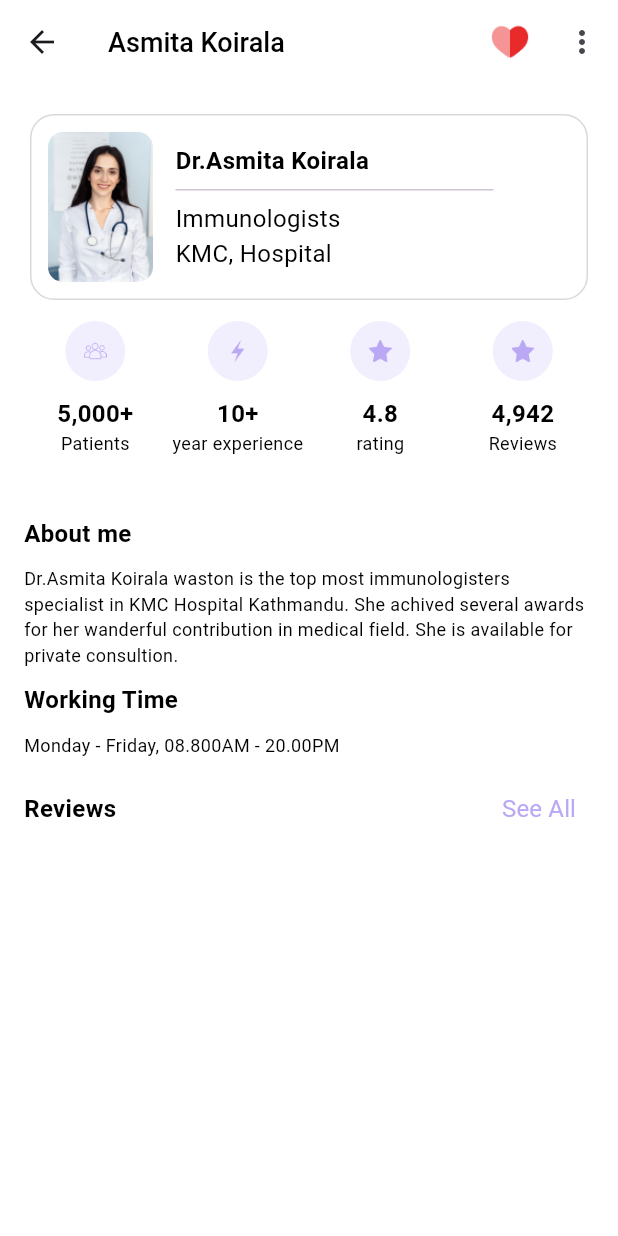
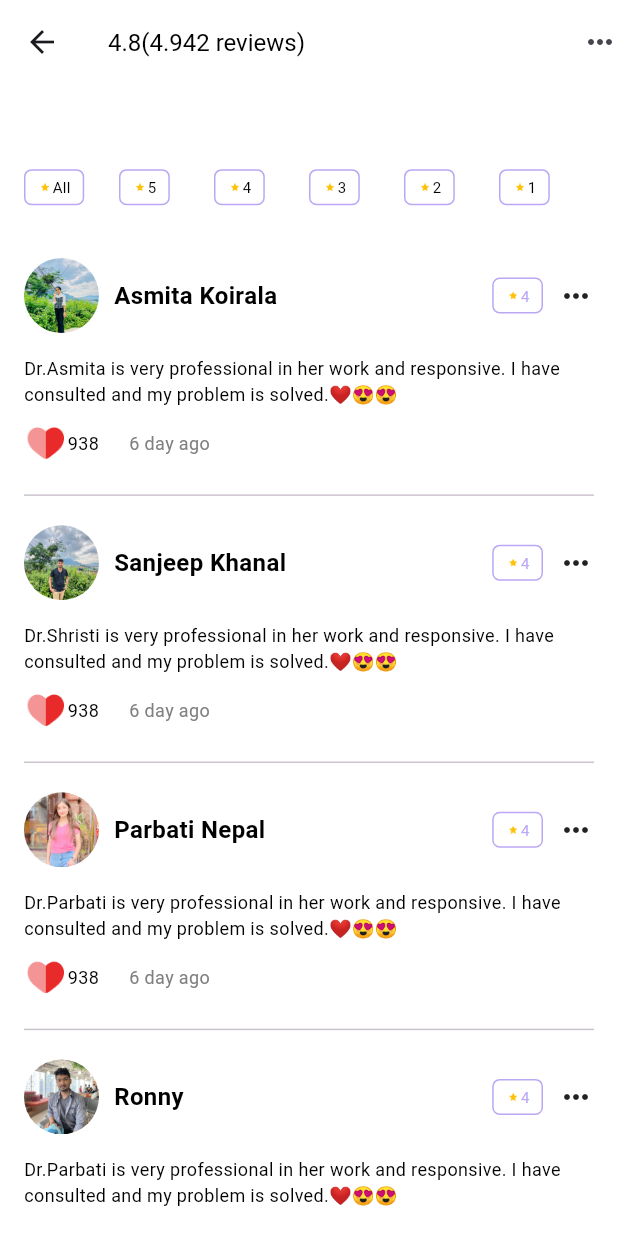
Before and after one commit to coderasmita/doctor_appointment, a Flutter app: the DoctorDetailsScreen screen opened directly, after a tap on "See All", on a phone screen of 412 x 824 dp. Run offline on Flutter 3.47's test engine with Material 3 defaults, Android fonts, the phone set to English and light mode, and no system bars; our stand-ins replace get, velocity_x.

Commit message:
review screen

```diff
--- a/lib/const/app_assets.dart
+++ b/lib/const/app_assets.dart
@@ -8,6 +8,14 @@ class AppAssets {
   /// Assets for imagesApple
   /// assets/images/apple.png
   static const String imagesApple = "assets/images/apple.png";
+
+  /// Assets for imagesAsmi
+  /// assets/images/asmi.jpg
+  static const String imagesAsmi = "assets/images/asmi.jpg";
+
+  /// Assets for imagesAsmu
+  /// assets/images/asmu.jpg
+  static const String imagesAsmu = "assets/images/asmu.jpg";
 
   /// Assets for imagesCancel
   /// assets/images/cancel.png
@@ -117,6 +125,10 @@ class AppAssets {
   /// assets/images/notification.png
   static const String imagesNotification = "assets/images/notification.png";
 
+  /// Assets for imagesParu
+  /// assets/images/paru.jpg
+  static const String imagesParu = "assets/images/paru.jpg";
+
   /// Assets for imagesPayment
   /// assets/images/payment.png
   static const String imagesPayment = "assets/images/payment.png";
@@ -133,9 +145,25 @@ class AppAssets {
   /// assets/images/person.png
   static const String imagesPerson = "assets/images/person.png";
 
+  /// Assets for imagesRonny
+  /// assets/images/ronny.jpg
+  static const String imagesRonny = "assets/images/ronny.jpg";
+
+  /// Assets for imagesSamuna
+  /// assets/images/samuna.jpg
+  static const String imagesSamuna = "assets/images/samuna.jpg";
+
+  /// Assets for imagesSanjeep
+  /// assets/images/sanjeep.jpg
+  static const String imagesSanjeep = "assets/images/sanjeep.jpg";
+
   /// Assets for imagesSecurity
   /// assets/images/security.png
   static const String imagesSecurity = "assets/images/security.png";
+
+  /// Assets for imagesShristi
+  /// assets/images/shristi.jpg
+  static const String imagesShristi = "assets/images/shristi.jpg";
 
   /// Assets for imagesStar
   /// assets/images/star.png
--- /dev/null
+++ b/lib/models/appointment_model/reviews_screen_model.dart
@@ -0,0 +1,104 @@
+import 'package:doctors_appointment/const/app_assets.dart';
+import 'package:flutter/material.dart';
+
+class ReviewsScreenModel {
+  final String doctorName;
+  final String image;
+  final String rating;
+  final String message;
+  final String likes;
+  final String dayAgo;
+  final IconData? icon;
+  final IconData? favorite;
+
+  ReviewsScreenModel({
+    required this.doctorName,
+    required this.image,
+    required this.rating,
+    required this.likes,
+    required this.message,
+    required this.dayAgo,
+    this.favorite,
+    this.icon,
+  });
+
+  static List<ReviewsScreenModel> reviewsList = [
+    ReviewsScreenModel(
+      doctorName: "Asmita Koirala",
+      image: AppAssets.imagesAsmu,
+      rating: "4",
+      likes: "938",
+      icon: Icons.more_horiz,
+      favorite: Icons.favorite,
+      message:
+          "Dr.Asmita is very professional in her work and responsive. I have consulted and my problem is solved.❤️😍😍",
+      dayAgo: "6 day ago",
+    ),
+    ReviewsScreenModel(
+      doctorName: "Sanjeep Khanal",
+      image: AppAssets.imagesSanjeep,
+      rating: "4",
+      likes: "938",
+      message:
+          "Dr.Shristi is very professional in her work and responsive. I have consulted and my problem is solved.❤️😍😍",
+      dayAgo: "6 day ago",
+      icon: Icons.more_horiz,
+      favorite: Icons.favorite,
+    ),
+    ReviewsScreenModel(
+      doctorName: "Parbati Nepal",
+      image: AppAssets.imagesParu,
+      rating: "4",
+      likes: "938",
+      message:
+          "Dr.Parbati is very professional in her work and responsive. I have consulted and my problem is solved.❤️😍😍",
+      dayAgo: "6 day ago",
+      icon: Icons.more_horiz,
+      favorite: Icons.favorite,
+    ),
+    ReviewsScreenModel(
+      doctorName: "Ronny",
+      image: AppAssets.imagesRonny,
+      rating: "4",
+      likes: "938",
+      message:
+          "Dr.Parbati is very professional in her work and responsive. I have consulted and my problem is solved.❤️😍😍",
+      dayAgo: "6 day ago",
+      icon: Icons.more_horiz,
+      favorite: Icons.favorite,
+    ),
+    ReviewsScreenModel(
+      doctorName: "Shristi Pokharel",
+      image: AppAssets.imagesUser,
+      rating: "4",
+      likes: "938",
+      message:
+          "Dr.Parbati is very professional in her work and responsive. I have consulted and my problem is solved.❤️😍😍",
+      dayAgo: "6 day ago",
+      icon: Icons.more_horiz,
+      favorite: Icons.favorite,
+    ),
+    ReviewsScreenModel(
+      doctorName: "Samuna Tamang",
+      image: AppAssets.imagesSamuna,
+      rating: "4",
+      likes: "938",
+      message:
+          "Dr.Parbati is very professional in her work and responsive. I have consulted and my problem is solved.❤️😍😍",
+      dayAgo: "6 day ago",
+      icon: Icons.more_horiz,
+      favorite: Icons.favorite,
+    ),
+    ReviewsScreenModel(
+      doctorName: "Rinu Kc",
+      image: AppAssets.imagesAsmi,
+      rating: "4",
+      likes: "938",
+      message:
+          "Dr.Parbati is very professional in her work and responsive. I have consulted and my problem is solved.❤️😍😍",
+      dayAgo: "6 day ago",
+      icon: Icons.more_horiz,
+      favorite: Icons.favorite,
+    ),
+  ];
+}
--- /dev/null
+++ b/lib/models/doctors/reviews_model.dart
@@ -0,0 +1,35 @@
+import 'package:flutter/material.dart';
+
+class ReviewsModel {
+  final IconData? icon;
+  final String text;
+
+  ReviewsModel({required this.icon, required this.text});
+
+  static List<ReviewsModel> reviewsList = [
+    ReviewsModel(
+      icon: Icons.star,
+      text: "All",
+    ),
+    ReviewsModel(
+      icon: Icons.star,
+      text: "5",
+    ),
+    ReviewsModel(
+      icon: Icons.star,
+      text: "4",
+    ),
+    ReviewsModel(
+      icon: Icons.star,
+      text: "3",
+    ),
+    ReviewsModel(
+      icon: Icons.star,
+      text: "2",
+    ),
+    ReviewsModel(
+      icon: Icons.star,
+      text: "1",
+    ),
+  ];
+}
--- a/lib/screens/doctors/doctor_details_screen.dart
+++ b/lib/screens/doctors/doctor_details_screen.dart
@@ -1,6 +1,10 @@
+import 'package:doctors_appointment/components/primary_button.dart';
 import 'package:doctors_appointment/const/app_assets.dart';
+import 'package:doctors_appointment/models/appointment_model/reviews_screen_model.dart';
 import 'package:doctors_appointment/models/doctors/doctor_deails_model.dart';
+import 'package:doctors_appointment/screens/doctors/doctor_reviews_screen.dart';
 import 'package:flutter/material.dart';
+import 'package:get/get.dart';
 
 import '../../const/app_colors.dart';
 import '../../const/app_text.dart';
@@ -34,10 +38,8 @@ class DoctorDetailsScreen extends StatelessWidget {
           ),
         ],
       ),
-      body: Padding(
+      body: ListView(
         padding: const EdgeInsets.all(16),
-        child: Column(
-          crossAxisAlignment: CrossAxisAlignment.start,
         children: [
           Card(
             elevation: 0,
@@ -103,6 +105,7 @@ class DoctorDetailsScreen extends StatelessWidget {
             height: 120,
             child: GridView.builder(
               shrinkWrap: true,
+              physics: const NeverScrollableScrollPhysics(),
               itemCount: DoctorDeailsModel.doctorDeailsList.length,
               gridDelegate: const SliverGridDelegateWithFixedCrossAxisCount(
                   crossAxisCount: 4, childAspectRatio: 0.6),
@@ -110,8 +113,7 @@ class DoctorDetailsScreen extends StatelessWidget {
                 return Column(
                   children: [
                     CircleAvatar(
-                        backgroundColor:
-                            AppColors.primaryColor.withOpacity(0.2),
+                      backgroundColor: AppColors.primaryColor.withOpacity(0.2),
                       radius: 20,
                       child: Image.asset(
                         color: AppColors.primaryColor,
@@ -185,7 +187,9 @@ class DoctorDetailsScreen extends StatelessWidget {
                 size: 16,
               ),
               TextButton(
-                  onPressed: () {},
+                onPressed: () {
+                  Get.to(const DoctorReviewsScreen());
+                },
                 child: const AppText(
                   text: "See All",
                   color: AppColors.primaryColor,
@@ -196,8 +200,103 @@ class DoctorDetailsScreen extends StatelessWidget {
           const SizedBox(
             height: 10,
           ),
+          ListView.separated(
+            shrinkWrap: true,
+            physics: const NeverScrollableScrollPhysics(),
+            separatorBuilder: (context, index) => const Divider(
+              height: 40,
+            ),
+            itemCount: ReviewsScreenModel.reviewsList.length,
+            itemBuilder: (context, index) {
+              return Column(
+                children: [
+                  Row(
+                    mainAxisAlignment: MainAxisAlignment.spaceBetween,
+                    children: [
+                      ClipRRect(
+                        borderRadius: BorderRadius.circular(50),
+                        child: Image.asset(
+                            fit: BoxFit.cover,
+                            height: 50,
+                            width: 50,
+                            ReviewsScreenModel.reviewsList[index].image),
+                      ),
+                      const SizedBox(
+                        width: 10,
+                      ),
+                      AppText(
+                        text: ReviewsScreenModel.reviewsList[index].doctorName,
+                        weight: FontWeight.bold,
+                      ),
+                      const Spacer(),
+                      Container(
+                        padding: const EdgeInsets.symmetric(
+                            horizontal: 8, vertical: 4),
+                        decoration: BoxDecoration(
+                          border: Border.all(
+                            color: AppColors.primaryColor,
+                          ),
+                          borderRadius: BorderRadius.circular(5),
+                        ),
+                        child: Row(
+                          children: [
+                            Image.asset(
+                                height: 5, width: 10, AppAssets.imagesStar),
+                            AppText(
+                              text:
+                                  ReviewsScreenModel.reviewsList[index].rating,
+                              color: AppColors.primaryColor,
+                              size: 10,
+                            ),
                           ],
                         ),
+                      ),
+                      const SizedBox(
+                        width: 10,
+                      ),
+                      Icon(ReviewsScreenModel.reviewsList[index].icon),
+                    ],
+                  ),
+                  const SizedBox(
+                    height: 15,
+                  ),
+                  AppText(
+                    text: ReviewsScreenModel.reviewsList[index].message,
+                    size: 12,
+                  ),
+                  const SizedBox(
+                    height: 10,
+                  ),
+                  Row(
+                    children: [
+                      Image.asset(
+                        scale: 1.65,
+                        AppAssets.imagesHeart,
+                        color: AppColors.redColor,
+                      ),
+                      AppText(
+                        text: ReviewsScreenModel.reviewsList[index].likes,
+                        size: 12,
+                      ),
+                      const SizedBox(
+                        width: 20,
+                      ),
+                      AppText(
+                        text: ReviewsScreenModel.reviewsList[index].dayAgo,
+                        size: 12,
+                        color: AppColors.greyColor,
+                      ),
+                    ],
+                  ),
+                ],
+              );
+            },
+          ),
+          const SizedBox(
+            height: 20,
+          ),
+          PrimaryButton(onTap: () {}, text: "Book Appointment")
+        ],
       ),
     );
   }
--- /dev/null
+++ b/lib/screens/doctors/doctor_reviews_screen.dart
@@ -0,0 +1,162 @@
+import 'package:doctors_appointment/const/app_text.dart';
+import 'package:flutter/material.dart';
+
+import '../../const/app_assets.dart';
+import '../../const/app_colors.dart';
+import '../../models/appointment_model/reviews_screen_model.dart';
+import '../../models/doctors/reviews_model.dart';
+
+class DoctorReviewsScreen extends StatelessWidget {
+  const DoctorReviewsScreen({super.key});
+
+  @override
+  Widget build(BuildContext context) {
+    return Scaffold(
+      backgroundColor: AppColors.whiteColor,
+      appBar: AppBar(
+        backgroundColor: AppColors.whiteColor,
+        title: const AppText(text: "4.8(4.942 reviews)"),
+        actions: const [
+          Icon(Icons.more_horiz),
+        ],
+      ),
+      body: Padding(
+        padding: const EdgeInsets.all(16),
+        child: Column(
+          children: [
+            SizedBox(
+              height: 100,
+              child: GridView.builder(
+                itemCount: ReviewsModel.reviewsList.length,
+                shrinkWrap: true,
+                physics: const NeverScrollableScrollPhysics(),
+                gridDelegate: const SliverGridDelegateWithFixedCrossAxisCount(
+                    crossAxisCount: 6, childAspectRatio: 0.6),
+                itemBuilder: (context, index) {
+                  return Row(
+                    children: [
+                      Container(
+                        padding: const EdgeInsets.symmetric(
+                            horizontal: 8, vertical: 4),
+                        decoration: BoxDecoration(
+                          border: Border.all(
+                            color: AppColors.primaryColor,
+                          ),
+                          borderRadius: BorderRadius.circular(5),
+                        ),
+                        child: Row(
+                          children: [
+                            Image.asset(
+                                height: 5, width: 10, AppAssets.imagesStar),
+                            AppText(
+                              text: ReviewsModel.reviewsList[index].text,
+                              size: 10,
+                            ),
+                          ],
+                        ),
+                      ),
+                    ],
+                  );
+                },
+              ),
+            ),
+            Expanded(
+              child: ListView.separated(
+                shrinkWrap: true,
+                separatorBuilder: (context, index) => const Divider(
+                  height: 40,
+                ),
+                itemCount: ReviewsScreenModel.reviewsList.length,
+                itemBuilder: (context, index) {
+                  return Column(
+                    children: [
+                      Row(
+                        mainAxisAlignment: MainAxisAlignment.spaceBetween,
+                        children: [
+                          ClipRRect(
+                            borderRadius: BorderRadius.circular(50),
+                            child: Image.asset(
+                                fit: BoxFit.cover,
+                                height: 50,
+                                width: 50,
+                                ReviewsScreenModel.reviewsList[index].image),
+                          ),
+                          const SizedBox(
+                            width: 10,
+                          ),
+                          AppText(
+                            text: ReviewsScreenModel
+                                .reviewsList[index].doctorName,
+                            weight: FontWeight.bold,
+                          ),
+                          const Spacer(),
+                          Container(
+                            padding: const EdgeInsets.symmetric(
+                                horizontal: 8, vertical: 4),
+                            decoration: BoxDecoration(
+                              border: Border.all(
+                                color: AppColors.primaryColor,
+                              ),
+                              borderRadius: BorderRadius.circular(5),
+                            ),
+                            child: Row(
+                              children: [
+                                Image.asset(
+                                    height: 5, width: 10, AppAssets.imagesStar),
+                                AppText(
+                                  text: ReviewsScreenModel
+                                      .reviewsList[index].rating,
+                                  color: AppColors.primaryColor,
+                                  size: 10,
+                                ),
+                              ],
+                            ),
+                          ),
+                          const SizedBox(
+                            width: 10,
+                          ),
+                          Icon(ReviewsScreenModel.reviewsList[index].icon),
+                        ],
+                      ),
+                      const SizedBox(
+                        height: 15,
+                      ),
+                      AppText(
+                        text: ReviewsScreenModel.reviewsList[index].message,
+                        size: 12,
+                      ),
+                      const SizedBox(
+                        height: 10,
+                      ),
+                      Row(
+                        children: [
+                          Image.asset(
+                            scale: 1.65,
+                            AppAssets.imagesHeart,
+                            color: AppColors.redColor,
+                          ),
+                          AppText(
+                            text: ReviewsScreenModel.reviewsList[index].likes,
+                            size: 12,
+                          ),
+                          const SizedBox(
+                            width: 20,
+                          ),
+                          AppText(
+                            text: ReviewsScreenModel.reviewsList[index].dayAgo,
+                            size: 12,
+                            color: AppColors.greyColor,
+                          ),
+                        ],
+                      ),
+                    ],
+                  );
+                },
+              ),
+            ),
+          ],
+        ),
+      ),
+    );
+  }
+}
```
Also changed, not shown: assets/images/asmi.jpg (added), assets/images/asmu.jpg (added), assets/images/paru.jpg (added), assets/images/ronny.jpg (added), assets/images/samuna.jpg (added), assets/images/sanjeep.jpg (added), assets/images/shristi.jpg (added). Lines whose indentation alone changed are shown as unchanged.
